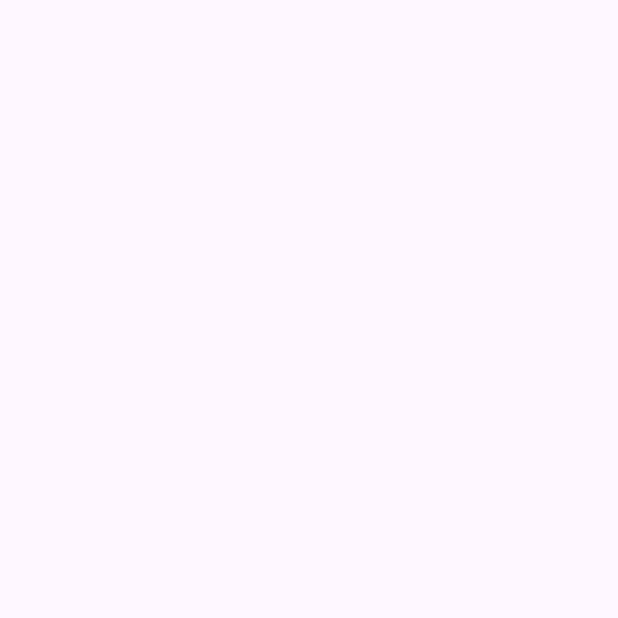
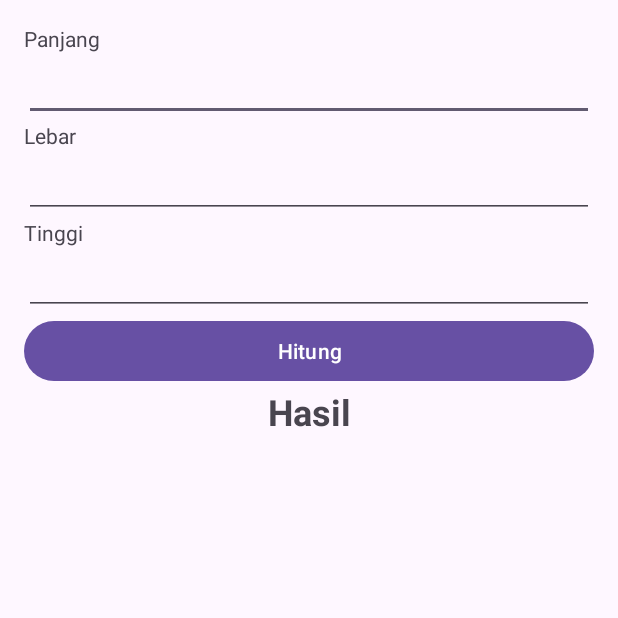
Before and after one commit to Fajri009/Bangkit-2024-BMAAUP, an Android app: the screen it shows after launch (MainActivity before the commit, Activity after it), on a phone screen of 412 x 824 dp, the top half of it. Before the commit the part shown is empty. Run offline under Robolectric (Android 15) with nearby library versions, the phone set to English and light mode, and no system bars.

Commit message:
Activity

```diff
--- a/app/src/main/AndroidManifest.xml
+++ b/app/src/main/AndroidManifest.xml
@@ -13,7 +13,7 @@
         android:theme="@style/Theme.Bangkit2024BMAAUP"
         tools:targetApi="31">
         <activity
-            android:name=".MainActivity"
+            android:name=".Activity"
             android:exported="true">
             <intent-filter>
                 <action android:name="android.intent.action.MAIN" />
--- /dev/null
+++ b/app/src/main/java/com/fajri/bangkit_2024_bmaaup/Activity.kt
@@ -0,0 +1,69 @@
+package com.fajri.bangkit_2024_bmaaup
+
+import androidx.appcompat.app.AppCompatActivity
+import android.os.Bundle
+import android.view.View
+import android.widget.Button
+import android.widget.EditText
+import android.widget.TextView
+
+class Activity : AppCompatActivity(), View.OnClickListener {
+    private lateinit var edtWidth: EditText
+    private lateinit var edtHeight: EditText
+    private lateinit var edtLength: EditText
+    private lateinit var btnCalculate: Button
+    private lateinit var tvResult: TextView
+
+    companion object {
+        private const val STATE_RESULT = "state_result"
+    }
+
+    override fun onCreate(savedInstanceState: Bundle?) {
+        super.onCreate(savedInstanceState)
+        setContentView(R.layout.activity_page)
+
+        edtWidth = findViewById(R.id.edt_width)
+        edtHeight = findViewById(R.id.edt_height)
+        edtLength = findViewById(R.id.edt_length)
+        btnCalculate = findViewById(R.id.btn_calculate)
+        tvResult = findViewById(R.id.tv_result)
+
+        btnCalculate.setOnClickListener(this)
+
+        if (savedInstanceState != null) {
+            val result = savedInstanceState.getString(STATE_RESULT)
+            tvResult.text = result
+        }
+    }
+
+    override fun onSaveInstanceState(outState: Bundle) {
+        super.onSaveInstanceState(outState)
+        outState.putString(STATE_RESULT, tvResult.text.toString())
+    }
+
+    override fun onClick(v: View?) {
+        if (v?.id == R.id.btn_calculate) {
+            val inputLength = edtLength.text.toString().trim()
+            val inputWidth = edtWidth.text.toString().trim()
+            val inputHeight = edtHeight.text.toString().trim()
+
+            var isEmptyField = false
+            if (inputLength.isEmpty()) {
+                isEmptyField = true
+                edtLength.error = "Field ini tidak boleh kosong"
+            }
+            if (inputWidth.isEmpty()) {
+                isEmptyField = true
+                edtWidth.error = "Field ini tidak boleh kosong"
+            }
+            if (inputHeight.isEmpty()) {
+                isEmptyField = true
+                edtHeight.error = "Field ini tidak boleh kosong"
+            }
+            if(!isEmptyField) {
+                val volume = inputLength.toDouble() * inputWidth.toDouble() * inputHeight.toDouble()
+                tvResult.text = volume.toString()
+            }
+        }
+    }
+}
--- a/app/src/main/java/com/fajri/bangkit_2024_bmaaup/MainActivity.kt
+++ /dev/null
@@ -1,11 +0,0 @@
-package com.fajri.bangkit_2024_bmaaup
-
-import androidx.appcompat.app.AppCompatActivity
-import android.os.Bundle
-
-class MainActivity : AppCompatActivity() {
-    override fun onCreate(savedInstanceState: Bundle?) {
-        super.onCreate(savedInstanceState)
-        setContentView(R.layout.activity_main)
-    }
-}
--- a/app/src/main/res/layout/activity_main.xml
+++ /dev/null
@@ -1,8 +0,0 @@
-<?xml version="1.0" encoding="utf-8"?>
-<androidx.constraintlayout.widget.ConstraintLayout xmlns:android="http://schemas.android.com/apk/res/android"
-    xmlns:app="http://schemas.android.com/apk/res-auto"
-    xmlns:tools="http://schemas.android.com/tools"
-    android:layout_width="match_parent"
-    android:layout_height="match_parent"
-    tools:context=".MainActivity">
-</androidx.constraintlayout.widget.ConstraintLayout>
--- /dev/null
+++ b/app/src/main/res/layout/activity_page.xml
@@ -0,0 +1,61 @@
+<?xml version="1.0" encoding="utf-8"?>
+<LinearLayout xmlns:android="http://schemas.android.com/apk/res/android"
+    xmlns:app="http://schemas.android.com/apk/res-auto"
+    xmlns:tools="http://schemas.android.com/tools"
+    android:layout_width="match_parent"
+    android:layout_height="match_parent"
+    android:padding="16dp"
+    android:orientation="vertical"
+    tools:context=".Activity">
+
+    <TextView
+        android:layout_width="match_parent"
+        android:layout_height="wrap_content"
+        android:text="@string/panjang" />
+
+    <EditText
+        android:id="@+id/edt_length"
+        android:layout_width="match_parent"
+        android:layout_height="wrap_content"
+        android:inputType="numberDecimal"
+        android:lines="1" />
+
+    <TextView
+        android:layout_width="match_parent"
+        android:layout_height="wrap_content"
+        android:text="@string/lebar" />
+
+    <EditText
+        android:id="@+id/edt_width"
+        android:layout_width="match_parent"
+        android:layout_height="wrap_content"
+        android:inputType="numberDecimal"
+        android:lines="1" />
+
+    <TextView
+        android:layout_width="match_parent"
+        android:layout_height="wrap_content"
+        android:text="@string/tinggi" />
+
+    <EditText
+        android:id="@+id/edt_height"
+        android:layout_width="match_parent"
+        android:layout_height="wrap_content"
+        android:inputType="numberDecimal"
+        android:lines="1" />
+
+    <Button
+        android:id="@+id/btn_calculate"
+        android:layout_width="match_parent"
+        android:layout_height="wrap_content"
+        android:text="@string/hitung" />
+
+    <TextView
+        android:id="@+id/tv_result"
+        android:layout_width="match_parent"
+        android:layout_height="wrap_content"
+        android:gravity="center"
+        android:text="@string/hasil"
+        android:textSize="24sp"
+        android:textStyle="bold" />
+</LinearLayout>
--- a/app/src/main/res/values/strings.xml
+++ b/app/src/main/res/values/strings.xml
@@ -1,3 +1,9 @@
 <resources>
     <string name="app_name">Bangkit-2024-BMAAUP</string>
+
+    <string name="panjang">Panjang</string>
+    <string name="lebar">Lebar</string>
+    <string name="tinggi">Tinggi</string>
+    <string name="hitung">Hitung</string>
+    <string name="hasil">Hasil</string>
 </resources>
```
